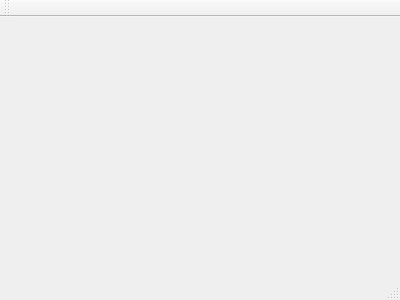
The window that mainwindow.ui (frimbraza/Baseball-Stadium-Project) describes before a commit, drawn with Qt 5.
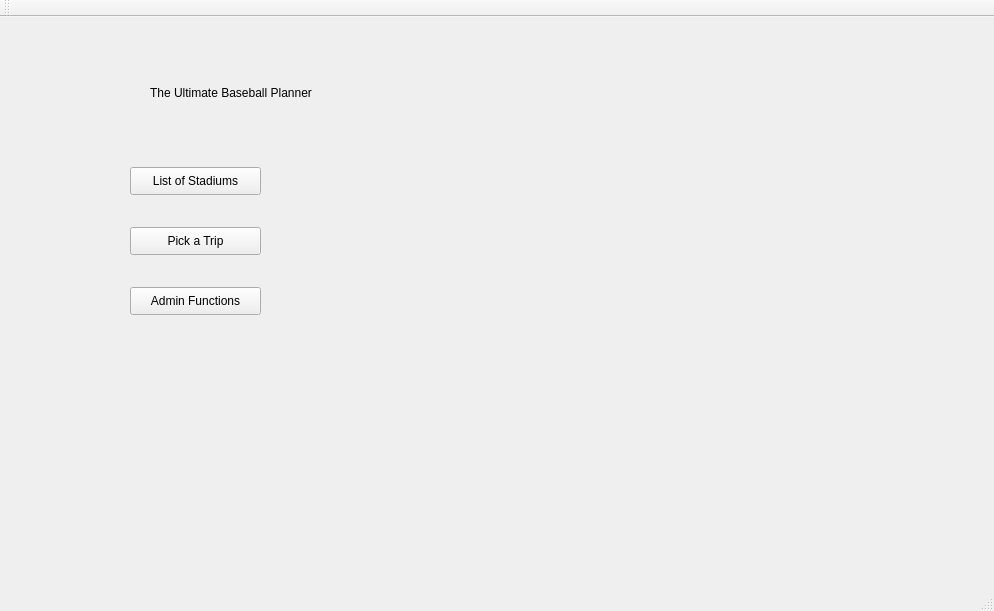
The same window after the commit.

Diff of the .ui file:
```diff
--- a/mainwindow.ui
+++ b/mainwindow.ui
@@ -1,24 +1,95 @@
 <ui version="4.0">
  <class>MainWindow</class>
- <widget class="QMainWindow" name="MainWindow" >
-  <property name="geometry" >
+ <widget class="QMainWindow" name="MainWindow">
+  <property name="geometry">
    <rect>
     <x>0</x>
     <y>0</y>
-    <width>400</width>
-    <height>300</height>
+    <width>994</width>
+    <height>611</height>
    </rect>
   </property>
   <property name="windowTitle" >
    <string>MainWindow</string>
   </property>
-  <widget class="QMenuBar" name="menuBar" />
-  <widget class="QToolBar" name="mainToolBar" />
-  <widget class="QWidget" name="centralWidget" />
-  <widget class="QStatusBar" name="statusBar" />
+  <widget class="QWidget" name="centralWidget">
+   <widget class="QPushButton" name="ListButton">
+    <property name="geometry">
+     <rect>
+      <x>130</x>
+      <y>150</y>
+      <width>131</width>
+      <height>28</height>
+     </rect>
+    </property>
+    <property name="text">
+     <string>List of Stadiums</string>
+    </property>
+   </widget>
+   <widget class="QPushButton" name="TripsButton">
+    <property name="geometry">
+     <rect>
+      <x>130</x>
+      <y>210</y>
+      <width>131</width>
+      <height>28</height>
+     </rect>
+    </property>
+    <property name="text">
+     <string>Pick a Trip</string>
+    </property>
+   </widget>
+   <widget class="QPushButton" name="AdminButton">
+    <property name="geometry">
+     <rect>
+      <x>130</x>
+      <y>270</y>
+      <width>131</width>
+      <height>28</height>
+     </rect>
+    </property>
+    <property name="text">
+     <string>Admin Functions</string>
+    </property>
+   </widget>
+   <widget class="QLabel" name="Title">
+    <property name="geometry">
+     <rect>
+      <x>150</x>
+      <y>50</y>
+      <width>191</width>
+      <height>51</height>
+     </rect>
+    </property>
+    <property name="text">
+     <string>The Ultimate Baseball Planner</string>
+    </property>
+    <property name="scaledContents">
+     <bool>false</bool>
+    </property>
+   </widget>
+  </widget>
+  <widget class="QMenuBar" name="menuBar">
+   <property name="geometry">
+    <rect>
+     <x>0</x>
+     <y>0</y>
+     <width>994</width>
+     <height>26</height>
+    </rect>
+   </property>
+  </widget>
+  <widget class="QToolBar" name="mainToolBar">
+   <attribute name="toolBarArea">
+    <enum>TopToolBarArea</enum>
+   </attribute>
+   <attribute name="toolBarBreak">
+    <bool>false</bool>
+   </attribute>
+  </widget>
+  <widget class="QStatusBar" name="statusBar"/>
  </widget>
- <layoutDefault spacing="6" margin="11" />
- <pixmapfunction></pixmapfunction>
+ <layoutdefault spacing="6" margin="11"/>
  <resources/>
  <connections/>
 </ui>
```
Left out of the diff: 3 changed lines with no effect on the pictures.
